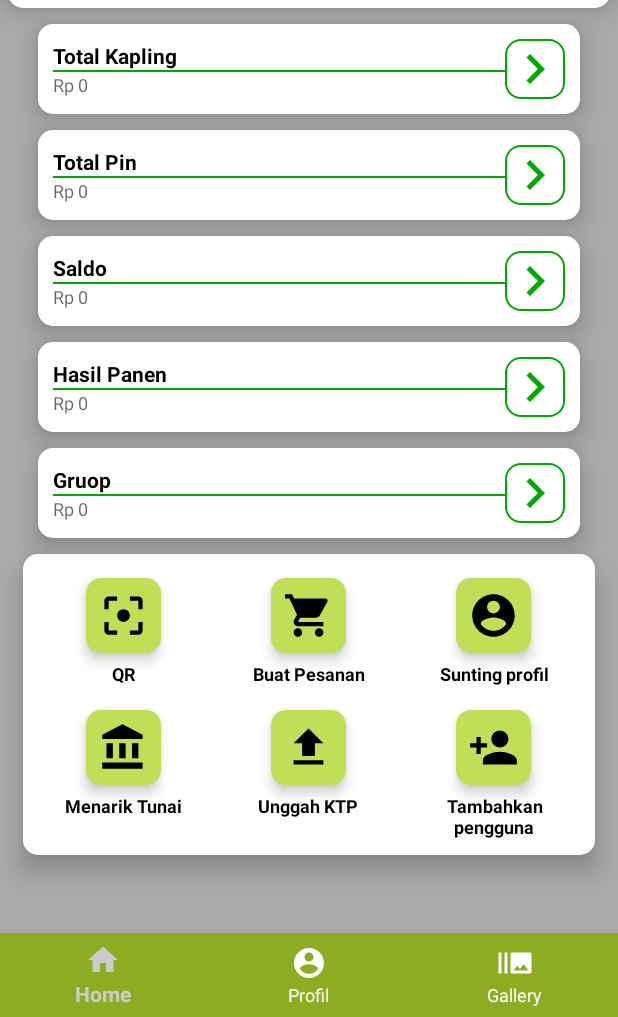
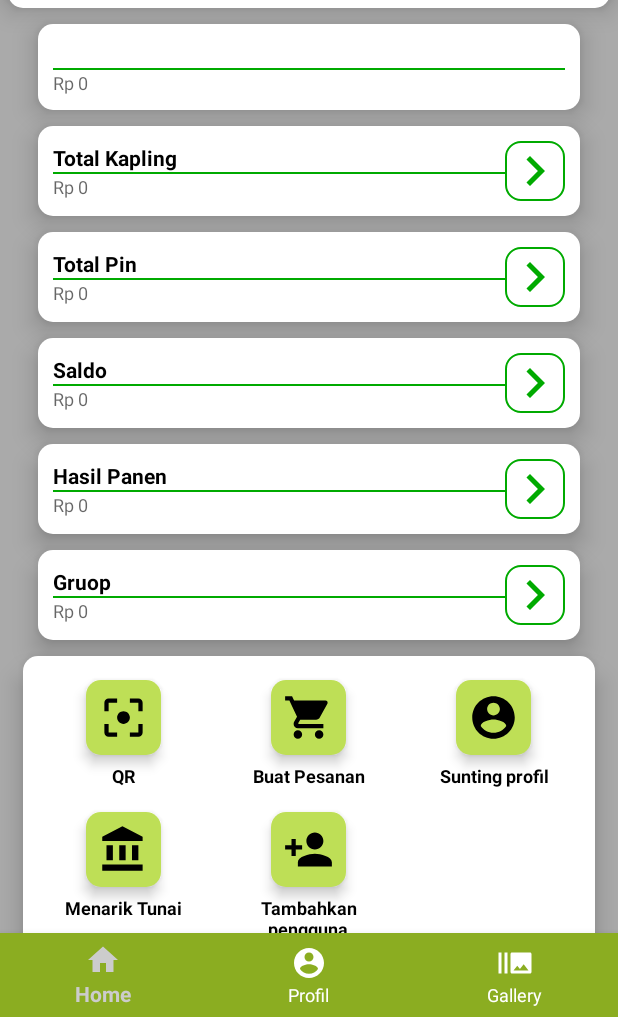
Before and after one commit to menma977/MitraTaniSejahtera, an Android app: the HomeFragment screen opened directly, with no data from a screen before it, on a phone screen of 412 x 824 dp, the part 219-1236 px from its top. Run offline under Robolectric (Android 15) with nearby library versions, the phone set to English and light mode, and no system bars; our stand-ins replace CircleImageView; 1 statement that could not run was skipped.

Commit message:
what te fuck

```diff
--- a/app/src/main/java/com/mitratanisejahtera/controller/UserController.kt
+++ b/app/src/main/java/com/mitratanisejahtera/controller/UserController.kt
@@ -87,6 +87,7 @@ class UserController {
             .put("harvest", convertJSON["harvest"]).put("down_line", convertJSON["down_line"])
             .put("admin", convertJSON["admin"]).put("data", convertJSON["data"]).put("nominal", convertJSON["nominal"])
             .put("package", convertJSON["package"]).put("codePin", convertJSON["code"])
+            .put("bannerTitle", convertJSON["bannerTitle"]).put("bannerDescription", convertJSON["bannerDescription"])
         } else {
           JSONObject().put("code", response.code).put("response", R.string.code_425)
         }
--- a/app/src/main/java/com/mitratanisejahtera/fragment/HomeFragment.kt
+++ b/app/src/main/java/com/mitratanisejahtera/fragment/HomeFragment.kt
@@ -54,6 +54,10 @@ class HomeFragment : Fragment() {
   private lateinit var pin: ImageButton
   private lateinit var goTo: Intent
 
+  private lateinit var banner: LinearLayout
+  private lateinit var title: TextView
+  private lateinit var description: TextView
+
   override fun onCreateView(inflater: LayoutInflater, container: ViewGroup?, savedInstanceState: Bundle?): View? {
     val view = inflater.inflate(R.layout.fragment_home, container, false)
 
@@ -88,6 +92,10 @@ class HomeFragment : Fragment() {
     balanceLinear = view.findViewById(R.id.balanceLinearLayout)
     groupLinear = view.findViewById(R.id.groupLinearLayout)
     addUserLinear = view.findViewById(R.id.addUserLinearLayout)
+
+    banner = view.findViewById(R.id.banner)
+    title = view.findViewById(R.id.titleBanner)
+    description = view.findViewById(R.id.descriptionBanner)
 
     getUser(user.token)
 
@@ -190,6 +198,15 @@ class HomeFragment : Fragment() {
             downLine.text = responseBalance["down_line"].toString()
             totalPackage.text = responseBalance["package"].toString()
             textPin.text = responseBalance["codePin"].toString()
+            if ((responseBalance["bannerTitle"].toString()
+                .isEmpty() || responseBalance["bannerTitle"] == "null") && (responseBalance["bannerDescription"].toString()
+                .isEmpty() || responseBalance["bannerDescription"] == "null")
+            ) {
+              banner.visibility = LinearLayout.GONE
+            } else {
+              title.text = responseBalance["bannerTitle"].toString()
+              description.text = responseBalance["bannerDescription"].toString()
+            }
             loadingFragment.closeDialog()
           }
         }
--- a/app/src/main/res/layout/fragment_home.xml
+++ b/app/src/main/res/layout/fragment_home.xml
@@ -65,6 +65,53 @@
             android:layout_width="match_parent"
             android:layout_height="wrap_content"
             android:id="@+id/email"/>
+
+      </LinearLayout>
+
+    </LinearLayout>
+
+    <LinearLayout
+        android:id="@+id/banner"
+        android:background="@drawable/card_secondary"
+        android:layout_marginTop="5dp"
+        android:layout_marginStart="25dp"
+        android:layout_marginEnd="25dp"
+        android:layout_marginBottom="5dp"
+        android:orientation="horizontal"
+        android:gravity="center"
+        android:padding="10dp"
+        android:elevation="10dp"
+        android:layout_width="match_parent"
+        android:layout_height="wrap_content"
+        android:baselineAligned="false">
+
+      <LinearLayout
+          android:orientation="vertical"
+          android:layout_width="0dp"
+          android:layout_height="wrap_content"
+          android:layout_weight="1"
+          tools:ignore="UselessParent">
+
+        <TextView
+            android:id="@+id/titleBanner"
+            android:textColor="@color/textPrimary"
+            android:textSize="14sp"
+            android:textStyle="bold"
+            android:layout_width="match_parent"
+            android:layout_height="wrap_content"/>
+
+        <View
+            android:layout_width="match_parent"
+            android:layout_height="1dp"
+            android:background="@color/colorAccent"/>
+
+        <TextView
+            android:hint="@string/default_balance"
+            android:textColor="@color/textPrimary"
+            android:textSize="12sp"
+            android:layout_width="match_parent"
+            android:layout_height="wrap_content"
+            android:id="@+id/descriptionBanner"/>
 
       </LinearLayout>
 
@@ -470,6 +517,7 @@
       </LinearLayout>
 
       <LinearLayout
+          android:visibility="gone"
           android:gravity="center|top"
           android:orientation="vertical"
           android:layout_margin="5dp"
@@ -477,8 +525,8 @@
           android:layout_height="wrap_content"
           app:layout_columnWeight="1"
           app:layout_rowWeight="1"
-          app:layout_column="1"
-          app:layout_row="1">
+          app:layout_column="0"
+          app:layout_row="2">
 
         <ImageButton
             android:id="@+id/buttonUploadKTP"
@@ -549,7 +597,7 @@
           android:layout_height="wrap_content"
           app:layout_columnWeight="1"
           app:layout_rowWeight="1"
-          app:layout_column="2"
+          app:layout_column="1"
           app:layout_row="1"
           android:id="@+id/addUserLinearLayout">
 
```
Also changed, not shown: 2 other files.
